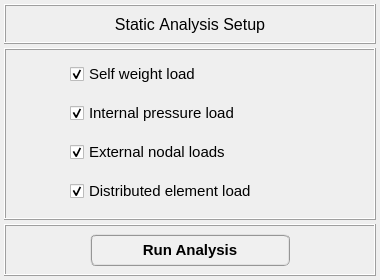
Before: the Qt Designer form pulse/interface/ui_files/analysis/structural/static_analysis.ui in open-pulse/OpenPulse, drawn with Qt 5.
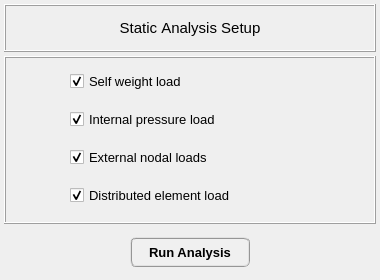
After: the same form once the commit is applied. Icons and pictures are not drawn.

Commit message: Adjusts on analysis widgets

Patch:
```diff
--- a/pulse/interface/ui_files/analysis/structural/static_analysis.ui
+++ b/pulse/interface/ui_files/analysis/structural/static_analysis.ui
@@ -65,7 +65,7 @@
      <property name="maximumSize">
       <size>
        <width>16777215</width>
-       <height>40</height>
+       <height>48</height>
       </size>
      </property>
      <property name="font">
@@ -121,7 +121,7 @@
         <property name="font">
          <font>
           <family>MS Shell Dlg 2</family>
-          <pointsize>12</pointsize>
+          <pointsize>11</pointsize>
           <weight>50</weight>
           <italic>false</italic>
           <bold>false</bold>
@@ -147,13 +147,13 @@
      <property name="minimumSize">
       <size>
        <width>0</width>
-       <height>52</height>
+       <height>48</height>
       </size>
      </property>
      <property name="maximumSize">
       <size>
        <width>16777215</width>
-       <height>52</height>
+       <height>48</height>
       </size>
      </property>
      <property name="font">
@@ -165,7 +165,7 @@
       </font>
      </property>
      <property name="frameShape">
-      <enum>QFrame::Box</enum>
+      <enum>QFrame::NoFrame</enum>
      </property>
      <property name="frameShadow">
       <enum>QFrame::Raised</enum>
@@ -190,29 +190,26 @@
        <widget class="QPushButton" name="pushButton_run_analysis">
         <property name="minimumSize">
          <size>
-          <width>200</width>
-          <height>32</height>
+          <width>120</width>
+          <height>30</height>
          </size>
         </property>
         <property name="maximumSize">
          <size>
-          <width>200</width>
-          <height>32</height>
+          <width>120</width>
+          <height>30</height>
          </size>
         </property>
         <property name="font">
          <font>
-          <family>MS Shell Dlg 2</family>
-          <pointsize>11</pointsize>
-          <weight>75</weight>
-          <italic>false</italic>
-          <bold>true</bold>
+          <pointsize>10</pointsize>
          </font>
         </property>
         <property name="styleSheet">
-         <string notr="true">QPushButton{border-radius: 6px; border-color: rgb(150, 150, 150); border-style: ridge; border-width: 2px; color: rgb(0, 0, 0); background-color: rgb(240, 240, 240); font: 75 bold 11pt &quot;MS Shell Dlg 2&quot;}
-QPushButton:hover{border-radius: 6px; border-color: rgb(0, 170, 255); border-style: ridge; border-width: 2px; color: rgb(0, 0, 0); background-color: rgba(174, 213, 255, 100); font: 75 bold 11pt &quot;MS Shell Dlg 2&quot;}
-QPushButton:pressed{border-radius: 6px; border-color: rgb(0, 170, 255); border-style: ridge; border-width: 3px; color: rgb(0, 0, 0); background-color: rgb(174, 213, 255); font: 75 bold 11pt &quot;MS Shell Dlg 2&quot;}</string>
+         <string notr="true">QPushButton{border-radius: 6px; border-color: rgb(150, 150, 150); border-style: ridge; border-width: 2px; color: rgb(0, 0, 0); background-color: rgb(240, 240, 240)}
+QPushButton:hover{border-radius: 6px; border-color: rgb(0, 170, 255); border-style: ridge; border-width: 2px; color: rgb(0, 0, 0); background-color: rgba(174, 213, 255, 100)}
+QPushButton:pressed{border-radius: 6px; border-color: rgb(0, 170, 255); border-style: ridge; border-width: 2px; color: rgb(0, 0, 0); background-color: rgb(174, 213, 255)}
+QPushButton:disabled{border-radius: 6px; border-color: rgb(150, 150, 150); border-style: ridge; border-width: 0px; color: rgb(150,150, 150); background-color: rgb(220, 220, 220)}</string>
         </property>
         <property name="text">
          <string>Run Analysis</string>
@@ -304,7 +301,7 @@
            </property>
            <property name="font">
             <font>
-             <pointsize>11</pointsize>
+             <pointsize>10</pointsize>
              <weight>50</weight>
              <bold>false</bold>
              <kerning>false</kerning>
@@ -373,7 +370,7 @@
            </property>
            <property name="font">
             <font>
-             <pointsize>11</pointsize>
+             <pointsize>10</pointsize>
              <weight>50</weight>
              <bold>false</bold>
              <kerning>false</kerning>
@@ -442,7 +439,7 @@
            </property>
            <property name="font">
             <font>
-             <pointsize>11</pointsize>
+             <pointsize>10</pointsize>
              <weight>50</weight>
              <bold>false</bold>
              <kerning>false</kerning>
@@ -511,7 +508,7 @@
            </property>
            <property name="font">
             <font>
-             <pointsize>11</pointsize>
+             <pointsize>10</pointsize>
              <weight>50</weight>
              <bold>false</bold>
              <kerning>false</kerning>
```
The commit also changes 12 other files.
